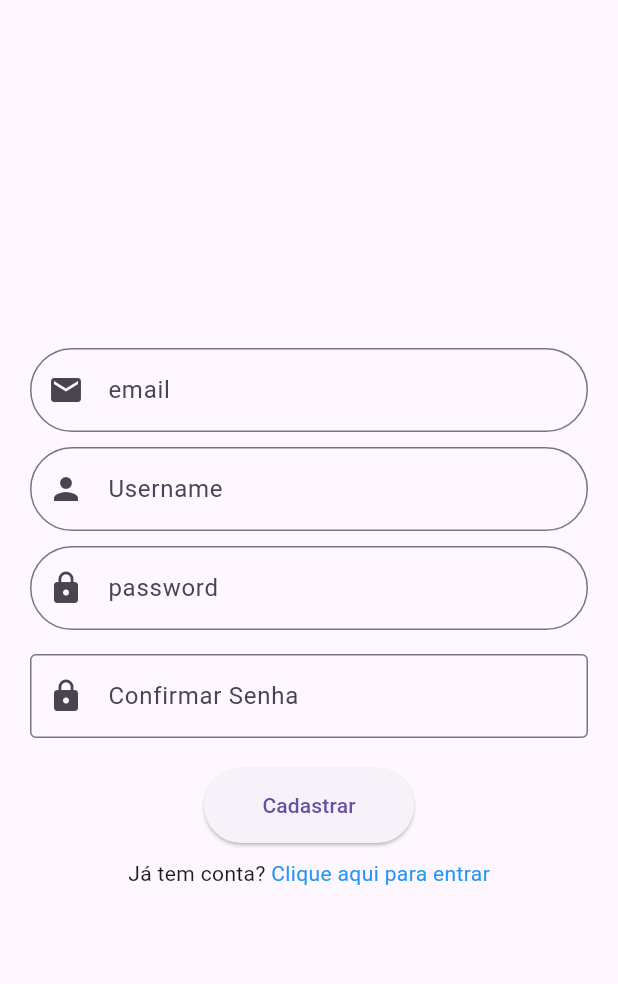
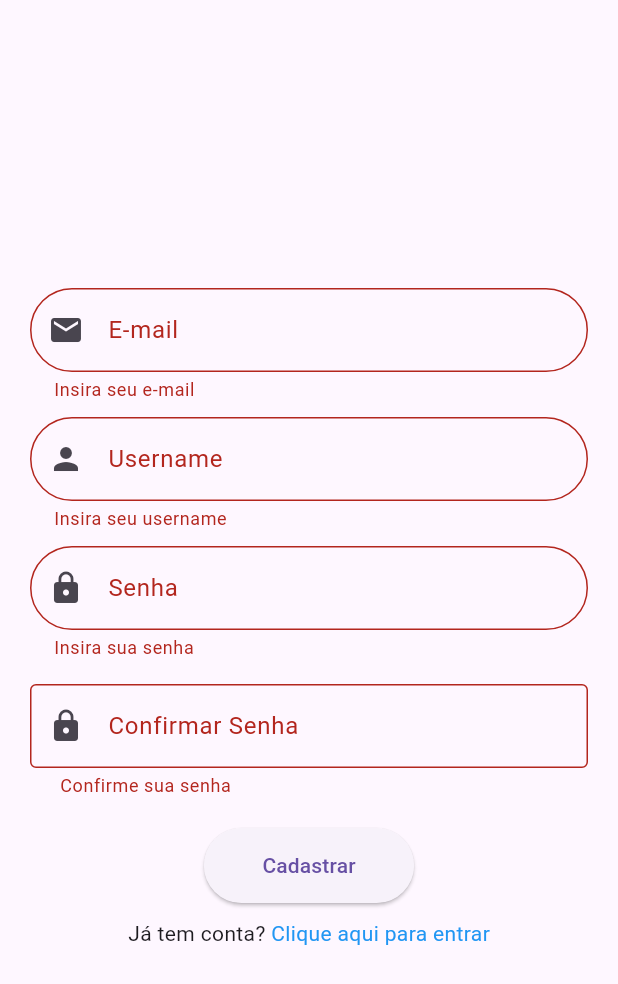
Before and after one commit to Tom-Ganks/app_dogs_v1-master-main, a Flutter app: the RegisterPage screen opened directly, after a tap on "Cadastrar", on a phone screen of 412 x 824 dp. Shown: the top 984 px of the screen. Run offline on Flutter 3.47's test engine with Material 3 defaults, Android fonts, the phone set to English and light mode, and no system bars; our stand-ins replace font_awesome_flutter, sqflite, sqflite_common_ffi; accounts and stored records are empty.

Commit message:
app done =)

```diff
--- a/lib/main.dart
+++ b/lib/main.dart
@@ -1,5 +1,7 @@
 import 'dart:io';
 import 'package:app_dogs/presentation/pages/splash_screen.dart';
+import 'package:app_dogs/presentation/user/login_page.dart';
+import 'package:app_dogs/presentation/user/user_register_page.dart';
 import 'package:flutter/material.dart';
 import 'package:sqflite_common_ffi/sqflite_ffi.dart';
 
@@ -21,7 +23,7 @@ class MyApp extends StatelessWidget {
   Widget build(BuildContext context) {
     return const MaterialApp(
       debugShowCheckedModeBanner: false,
-      home: SplashScreen(),
+      home: LoginPage(),
     );
   }
 }
--- a/lib/presentation/user/user_register_page.dart
+++ b/lib/presentation/user/user_register_page.dart
@@ -7,10 +7,10 @@ class RegisterPage extends StatefulWidget {
   const RegisterPage({super.key});
 
   @override
-  State<RegisterPage> createState() => _RegisterPageState();
+  State<RegisterPage> createState() => RegisterPageState();
 }
 
-class _RegisterPageState extends State<RegisterPage> {
+class RegisterPageState extends State<RegisterPage> {
   final TextEditingController emailController = TextEditingController();
   final TextEditingController usernameController = TextEditingController();
   final TextEditingController passwordController = TextEditingController();
@@ -38,8 +38,6 @@ class _RegisterPageState extends State<RegisterPage> {
         ));
 
         if (message.contains("Sucesso")) {
-          // Navegar para a tela de login ou página principal
-          // Substitua loginPage com a sua tela de login
           Navigator.pushReplacement(
             context,
             MaterialPageRoute(builder: (context) => const LoginPage()),
@@ -66,11 +64,11 @@ class _RegisterPageState extends State<RegisterPage> {
                   border: OutlineInputBorder(
                     borderRadius: BorderRadius.circular(30),
                   ),
-                  labelText: 'email',
+                  labelText: 'E-mail',
                 ),
                 validator: (value) {
                   if (value == null || value.isEmpty) {
-                    return 'Insira seu email';
+                    return 'Insira seu e-mail';
                   }
                   return null;
                 },
@@ -101,11 +99,11 @@ class _RegisterPageState extends State<RegisterPage> {
                   border: OutlineInputBorder(
                     borderRadius: BorderRadius.circular(30),
                   ),
-                  labelText: 'password',
+                  labelText: 'Senha',
                 ),
                 validator: (value) {
                   if (value == null || value.isEmpty) {
-                    return 'Insira sua password';
+                    return 'Insira sua senha';
                   }
                   return null;
                 },
@@ -138,7 +136,7 @@ class _RegisterPageState extends State<RegisterPage> {
                     borderRadius: BorderRadius.circular(30),
                   ),
                 ),
-                onPressed: () {},
+                onPressed: registerUser,
                 child: const Padding(
                   padding: EdgeInsets.all(15.0),
                   child: Text('Cadastrar'),
@@ -149,11 +147,20 @@ class _RegisterPageState extends State<RegisterPage> {
                 mainAxisAlignment: MainAxisAlignment.center,
                 children: [
                   const Text('Já tem conta? '),
-                  GestureDetector(
-                    onTap: () {},
-                    child: const Text(
-                      'Clique aqui para entrar',
-                      style: TextStyle(color: Colors.blue),
+                  MouseRegion(
+                    cursor: SystemMouseCursors.click,
+                    child: GestureDetector(
+                      onTap: () {
+                        Navigator.push(
+                          context,
+                          MaterialPageRoute(
+                              builder: (context) => const LoginPage()),
+                        );
+                      },
+                      child: const Text(
+                        'Clique aqui para entrar',
+                        style: TextStyle(color: Colors.blue),
+                      ),
                     ),
                   ),
                 ],
```
